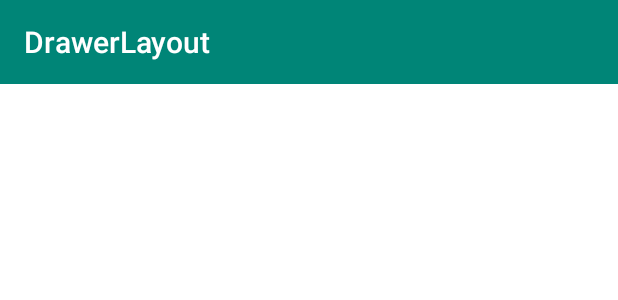
After one commit to JaynmBo/MaterialDesign-master, an Android app: the layout activity_drawerlayout.xml on its own in the app's theme, with its tools: preview values and no code run, on a phone screen of 412 x 824 dp. The commit adds this screen. Shown: the top 300 px of the screen. Run offline under Robolectric (Android 15) with nearby library versions, the phone set to English and light mode, and no system bars.

Commit message:
DrawerLayout

```diff
--- /dev/null
+++ b/app/src/main/res/layout/activity_drawerlayout.xml
@@ -0,0 +1,40 @@
+<?xml version="1.0" encoding="utf-8"?>
+<androidx.drawerlayout.widget.DrawerLayout xmlns:android="http://schemas.android.com/apk/res/android"
+    xmlns:app="http://schemas.android.com/apk/res-auto"
+    xmlns:tools="http://schemas.android.com/tools"
+    android:id="@+id/drawerLayout"
+    android:layout_width="match_parent"
+    android:layout_height="match_parent">
+
+    <LinearLayout
+        android:layout_width="match_parent"
+        android:layout_height="match_parent"
+        android:orientation="vertical">
+
+        <androidx.appcompat.widget.Toolbar
+            android:id="@+id/toolbar"
+            android:layout_width="match_parent"
+            android:layout_height="?attr/actionBarSize"
+            android:background="?attr/colorPrimary"
+            app:layout_scrollFlags="scroll|enterAlways"
+            app:subtitleTextColor="#FFF"
+            app:title="DrawerLayout"
+            app:titleTextColor="#FFF"
+            tools:ignore="MissingConstraints" />
+
+        <TextView
+            android:layout_width="match_parent"
+            android:layout_height="match_parent"
+            android:background="#FFF" />
+
+    </LinearLayout>
+
+
+    <LinearLayout
+        android:layout_width="match_parent"
+        android:layout_height="match_parent"
+        android:layout_gravity="start"
+        android:background="#C1C1C1"></LinearLayout>
+
+
+</androidx.drawerlayout.widget.DrawerLayout>
--- a/app/src/main/res/values/strings.xml
+++ b/app/src/main/res/values/strings.xml
@@ -1,3 +1,5 @@
 <resources>
     <string name="app_name">SlideViewDemo</string>
+    <string name="drawer_open">open</string>
+    <string name="drawer_close">close</string>
 </resources>
```
Also changed, not shown: app/src/main/AndroidManifest.xml (+6 -5 lines), app/src/main/java/com/caobo/slideviewdemo/drawerlayout/DrawerLayoutActivity.java (added, +34 -0 lines).
